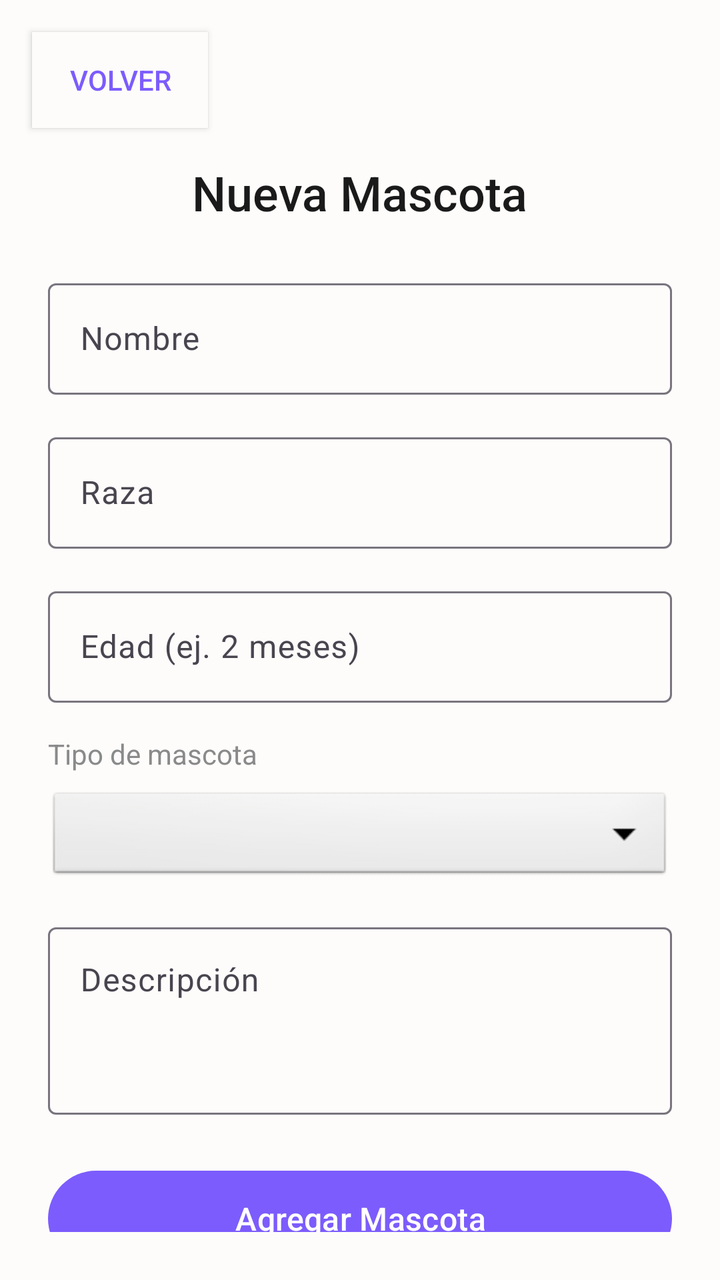
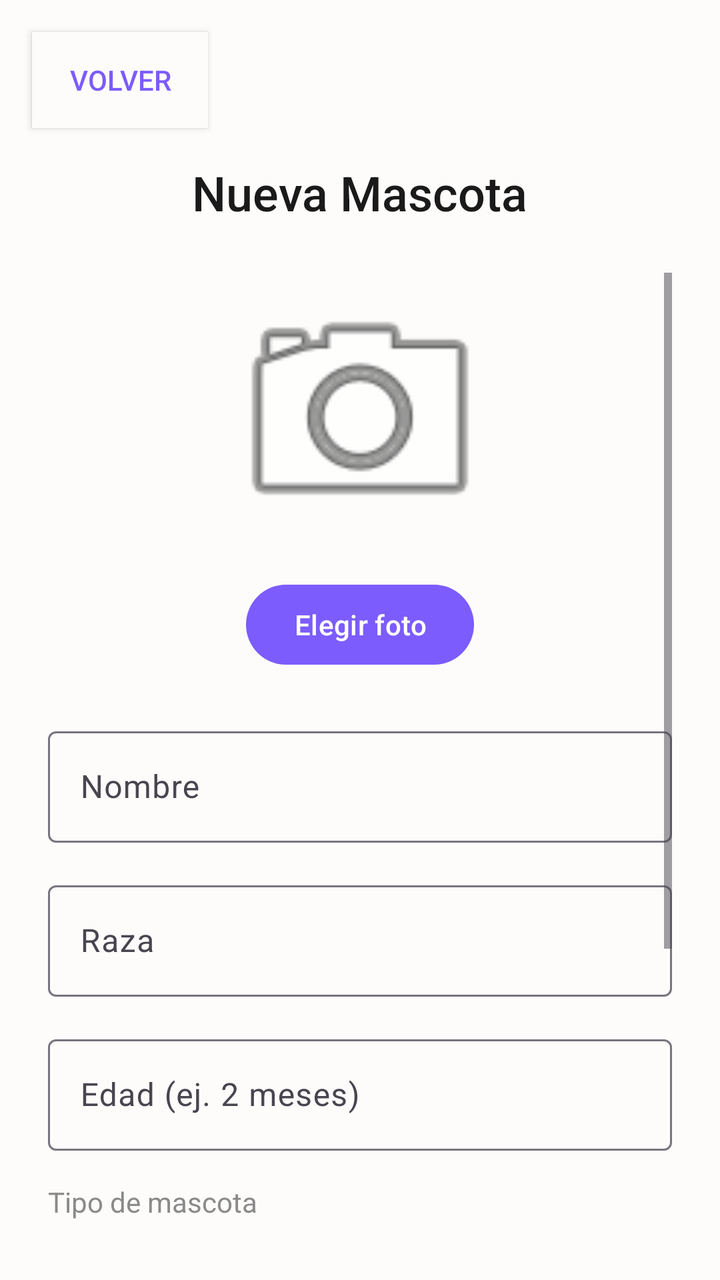

The first picture is an Android layout as it rendered before a commit; the second is the same layout after the commit. The layout source and the unified diff follow.
<!-- AndroidManifest.xml: application theme Theme.Parcial1amacn4avdifilippopineruavilca -->
<!-- res/layout/activity_add_pet.xml -->
<?xml version="1.0" encoding="utf-8"?>
<androidx.constraintlayout.widget.ConstraintLayout
    xmlns:android="http://schemas.android.com/apk/res/android"
    xmlns:app="http://schemas.android.com/apk/res-auto"
    xmlns:tools="http://schemas.android.com/tools"
    android:id="@+id/main"
    android:layout_width="match_parent"
    android:layout_height="match_parent"
    android:background="@color/background"
    tools:context=".AddPetActivity">

    <Button
        android:id="@+id/btn_back"
        android:layout_width="wrap_content"
        android:layout_height="wrap_content"
        android:layout_margin="16dp"
        android:background="@color/background"
        android:backgroundTint="@color/background"
        app:backgroundTint="@color/background"
        android:textColor="@color/accent"
        android:text="@string/btn_back"
        app:layout_constraintTop_toTopOf="parent"
        app:layout_constraintStart_toStartOf="parent" />

    <TextView
        android:id="@+id/tv_title_add"
        android:layout_width="wrap_content"
        android:layout_height="wrap_content"
        android:layout_marginTop="16dp"
        android:text="Nueva Mascota"
        android:textSize="24sp"
        android:fontFamily="sans-serif-medium"
        android:textColor="@color/text_primary"
        app:layout_constraintTop_toBottomOf="@id/btn_back"
        app:layout_constraintStart_toStartOf="parent"
        app:layout_constraintEnd_toEndOf="parent" />

    <ScrollView
        android:layout_width="match_parent"
        android:layout_height="0dp"
        android:padding="24dp"
        app:layout_constraintTop_toBottomOf="@id/tv_title_add"
        app:layout_constraintBottom_toBottomOf="parent"
        app:layout_constraintStart_toStartOf="parent"
        app:layout_constraintEnd_toEndOf="parent">

        <LinearLayout
            android:layout_width="match_parent"
            android:layout_height="wrap_content"
            android:orientation="vertical">

            <com.google.android.material.textfield.TextInputLayout
                android:layout_width="match_parent"
                android:layout_height="wrap_content"
                android:layout_marginBottom="16dp"
                android:hint="Nombre">
                
                <com.google.android.material.textfield.TextInputEditText
                    android:id="@+id/et_name"
                    android:layout_width="match_parent"
                    android:layout_height="wrap_content" />
            </com.google.android.material.textfield.TextInputLayout>

            <com.google.android.material.textfield.TextInputLayout
                android:layout_width="match_parent"
                android:layout_height="wrap_content"
                android:layout_marginBottom="16dp"
                android:hint="Raza">
                
                <com.google.android.material.textfield.TextInputEditText
                    android:id="@+id/et_breed"
                    android:layout_width="match_parent"
                    android:layout_height="wrap_content" />
            </com.google.android.material.textfield.TextInputLayout>

            <com.google.android.material.textfield.TextInputLayout
                android:layout_width="match_parent"
                android:layout_height="wrap_content"
                android:layout_marginBottom="16dp"
                android:hint="Edad (ej. 2 meses)">
                
                <com.google.android.material.textfield.TextInputEditText
                    android:id="@+id/et_age"
                    android:layout_width="match_parent"
                    android:layout_height="wrap_content" />
            </com.google.android.material.textfield.TextInputLayout>

            <TextView
                android:layout_width="wrap_content"
                android:layout_height="wrap_content"
                android:text="Tipo de mascota"
                android:textColor="@color/text_secondary"
                android:layout_marginBottom="8dp" />

            <Spinner
                android:id="@+id/spinner_type"
                android:layout_width="match_parent"
                android:layout_height="48dp"
                android:layout_marginBottom="16dp"
                android:background="@android:drawable/btn_dropdown" />

            <com.google.android.material.textfield.TextInputLayout
                android:layout_width="match_parent"
                android:layout_height="wrap_content"
                android:layout_marginBottom="24dp"
                android:hint="Descripción">
                
                <com.google.android.material.textfield.TextInputEditText
                    android:id="@+id/et_description"
                    android:layout_width="match_parent"
                    android:layout_height="wrap_content"
                    android:inputType="textMultiLine"
                    android:lines="3"
                    android:gravity="top|start" />
            </com.google.android.material.textfield.TextInputLayout>

            <com.google.android.material.button.MaterialButton
                android:id="@+id/btn_save_pet"
                android:layout_width="match_parent"
                android:layout_height="56dp"
                app:cornerRadius="28dp"
                android:text="Agregar Mascota"
                android:textSize="16sp" />

        </LinearLayout>
    </ScrollView>

</androidx.constraintlayout.widget.ConstraintLayout>
<!-- resources referenced by this layout -->
<resources>
  <color name="accent">#7C5CFC</color>
  <color name="background">#FDFCFB</color>
  <color name="text_primary">#1A1A1A</color>
  <color name="text_secondary">#8A8A8A</color>
  <string name="btn_back">Volver</string>
  <style name="Theme.Parcial1amacn4avdifilippopineruavilca" parent="Base.Theme.Parcial1amacn4avdifilippopineruavilca" />
  <style name="Base.Theme.Parcial1amacn4avdifilippopineruavilca" parent="Theme.Material3.DayNight.NoActionBar">
          <item name="colorPrimary">@color/accent</item>
          <item name="android:windowBackground">@color/background</item>
          <item name="android:statusBarColor">@color/background</item>
          <item name="android:windowLightStatusBar">true</item>
      </style>
</resources>

<!-- the commit's change to res/layout/activity_add_pet.xml (unified diff, before → after) -->
@@ -48,6 +48,22 @@
             android:layout_width="match_parent"
             android:layout_height="wrap_content"
             android:orientation="vertical">
+            <ImageView
+                android:id="@+id/iv_pet_photo"
+                android:layout_width="140dp"
+                android:layout_height="140dp"
+                android:layout_gravity="center"
+                android:layout_marginBottom="12dp"
+                android:src="@android:drawable/ic_menu_camera"
+                android:contentDescription="Foto de la mascota" />
+
+            <com.google.android.material.button.MaterialButton
+                android:id="@+id/btn_select_photo"
+                android:layout_width="wrap_content"
+                android:layout_height="wrap_content"
+                android:layout_gravity="center"
+                android:layout_marginBottom="24dp"
+                android:text="Elegir foto" />
 
             <com.google.android.material.textfield.TextInputLayout
                 android:layout_width="match_parent"
